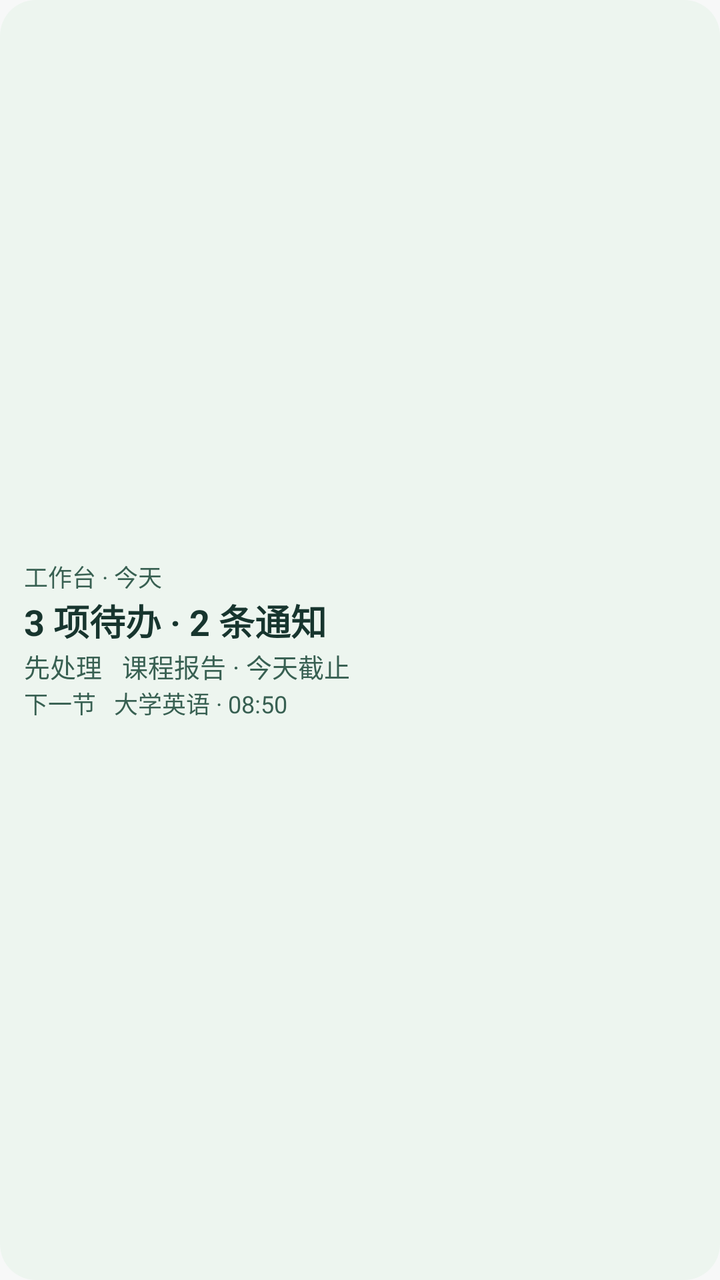
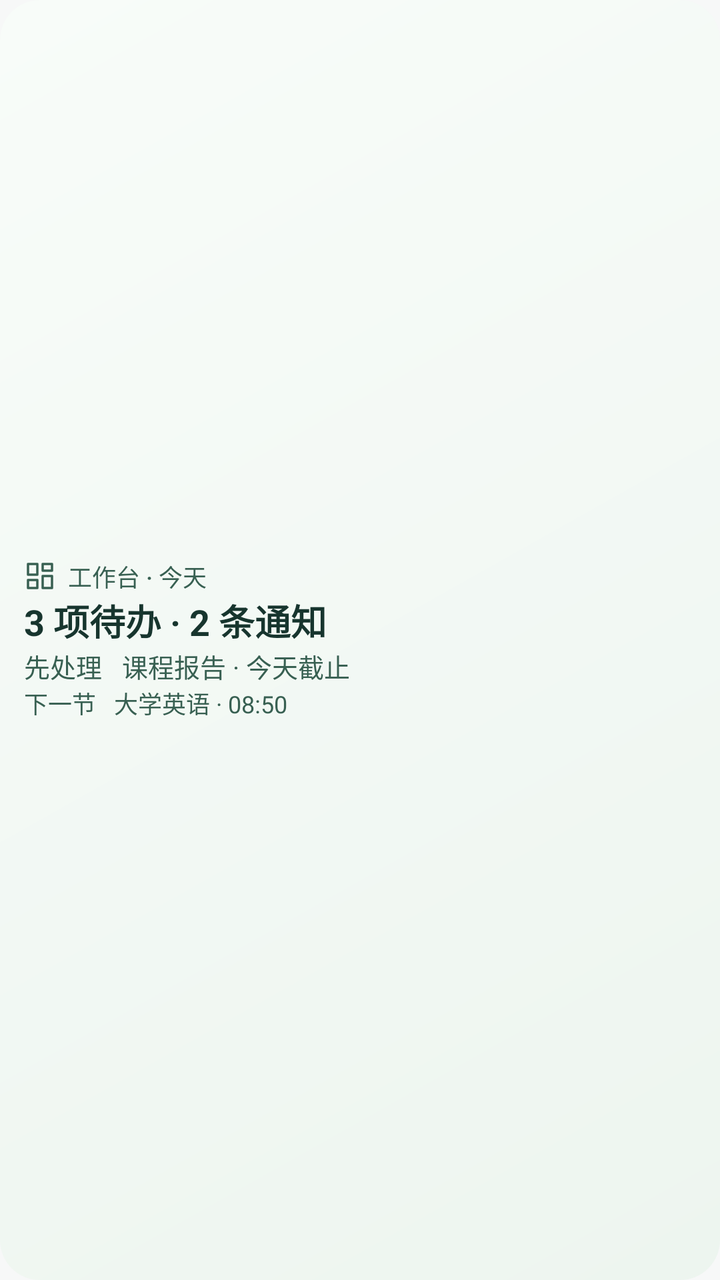

Compare the two renders of this Android layout. The source of the first and the diff that turns it into the second are given below.
<!-- AndroidManifest.xml: application theme Theme.ClassTools -->
<!-- res/layout/widget_preview_workbench.xml -->
<LinearLayout xmlns:android="http://schemas.android.com/apk/res/android" android:layout_width="match_parent"
    android:layout_height="match_parent" android:gravity="center_vertical" android:orientation="vertical"
    android:background="@drawable/timetable_widget_background" android:padding="12dp">
    <TextView android:layout_width="match_parent" android:layout_height="wrap_content" android:textColor="@color/widget_accent" android:textSize="12sp" android:text="工作台 · 今天" />
    <TextView android:layout_width="match_parent" android:layout_height="wrap_content" android:textColor="@color/widget_ink" android:textSize="18sp" android:textStyle="bold" android:maxLines="1" android:ellipsize="end" android:text="3 项待办 · 2 条通知" />
    <TextView android:layout_width="match_parent" android:layout_height="wrap_content" android:textColor="@color/widget_accent" android:textSize="13sp" android:maxLines="1" android:ellipsize="end" android:text="先处理   课程报告 · 今天截止" />
    <TextView android:layout_width="match_parent" android:layout_height="wrap_content" android:singleLine="true" android:ellipsize="end" android:textSize="12sp" android:textColor="@color/widget_accent" android:text="下一节   大学英语 · 08:50" />
</LinearLayout>
<!-- resources referenced by this layout -->
<resources>
  <color name="widget_accent">#386052</color>
  <color name="widget_ink">#17352E</color>
  <!-- drawable timetable_widget_background (drawable) -->
  <shape xmlns:android="http://schemas.android.com/apk/res/android" android:shape="rectangle">
      <solid android:color="@color/widget_paper" />
      <corners android:radius="18dp" />
  </shape>
  <style name="Theme.ClassTools" parent="android:Theme.Material.Light.NoActionBar">
          <item name="android:windowBackground">@color/ct_window_background</item>
          <item name="android:windowNoTitle">true</item>
          <item name="android:windowActionModeOverlay">true</item>
          <item name="android:statusBarColor">@android:color/transparent</item>
          <item name="android:navigationBarColor">@android:color/transparent</item>
          <item name="android:windowLightStatusBar">true</item>
          <item name="android:windowLightNavigationBar">true</item>
      </style>
  <color name="widget_paper">#EDF5EF</color>
  <color name="ct_window_background">#F7F8F8</color>
</resources>

<!-- the commit's change to res/layout/widget_preview_workbench.xml (unified diff, before → after) -->
@@ -1,7 +1,8 @@
 <LinearLayout xmlns:android="http://schemas.android.com/apk/res/android" android:layout_width="match_parent"
     android:layout_height="match_parent" android:gravity="center_vertical" android:orientation="vertical"
     android:background="@drawable/timetable_widget_background" android:padding="12dp">
-    <TextView android:layout_width="match_parent" android:layout_height="wrap_content" android:textColor="@color/widget_accent" android:textSize="12sp" android:text="工作台 · 今天" />
+    <TextView android:drawableStart="@drawable/widget_icon_workbench" android:drawablePadding="6dp"
+        android:gravity="center_vertical" android:fontFamily="sans-serif-medium" android:layout_width="match_parent" android:layout_height="wrap_content" android:textColor="@color/widget_accent" android:textSize="12sp" android:text="工作台 · 今天" />
     <TextView android:layout_width="match_parent" android:layout_height="wrap_content" android:textColor="@color/widget_ink" android:textSize="18sp" android:textStyle="bold" android:maxLines="1" android:ellipsize="end" android:text="3 项待办 · 2 条通知" />
     <TextView android:layout_width="match_parent" android:layout_height="wrap_content" android:textColor="@color/widget_accent" android:textSize="13sp" android:maxLines="1" android:ellipsize="end" android:text="先处理   课程报告 · 今天截止" />
     <TextView android:layout_width="match_parent" android:layout_height="wrap_content" android:singleLine="true" android:ellipsize="end" android:textSize="12sp" android:textColor="@color/widget_accent" android:text="下一节   大学英语 · 08:50" />
<!-- resource entries referenced after the edit -->
@@ -4,9 +4,16 @@
   <color name="widget_ink">#17352E</color>
   <!-- drawable timetable_widget_background (drawable) -->
   <shape xmlns:android="http://schemas.android.com/apk/res/android" android:shape="rectangle">
-      <solid android:color="@color/widget_paper" />
-      <corners android:radius="18dp" />
+      <gradient android:angle="315" android:startColor="@color/widget_green_highlight" android:endColor="@color/widget_paper" />
+      <corners android:radius="20dp" />
   </shape>
+  <!-- drawable widget_icon_workbench (drawable) -->
+  <vector xmlns:android="http://schemas.android.com/apk/res/android"
+      android:width="16dp" android:height="16dp" android:viewportWidth="24" android:viewportHeight="24">
+      <path android:fillColor="@android:color/transparent" android:strokeColor="@color/widget_accent"
+          android:strokeWidth="1.8" android:strokeLineCap="round" android:strokeLineJoin="round"
+          android:pathData="M3,3h7v8H3z M14,3h7v5h-7z M14,12h7v9h-7z M3,15h7v6H3z" />
+  </vector>
   <style name="Theme.ClassTools" parent="android:Theme.Material.Light.NoActionBar">
           <item name="android:windowBackground">@color/ct_window_background</item>
           <item name="android:windowNoTitle">true</item>
@@ -16,6 +23,7 @@
           <item name="android:windowLightStatusBar">true</item>
           <item name="android:windowLightNavigationBar">true</item>
       </style>
+  <color name="widget_green_highlight">#F8FCF9</color>
   <color name="widget_paper">#EDF5EF</color>
   <color name="ct_window_background">#F7F8F8</color>
 </resources>
